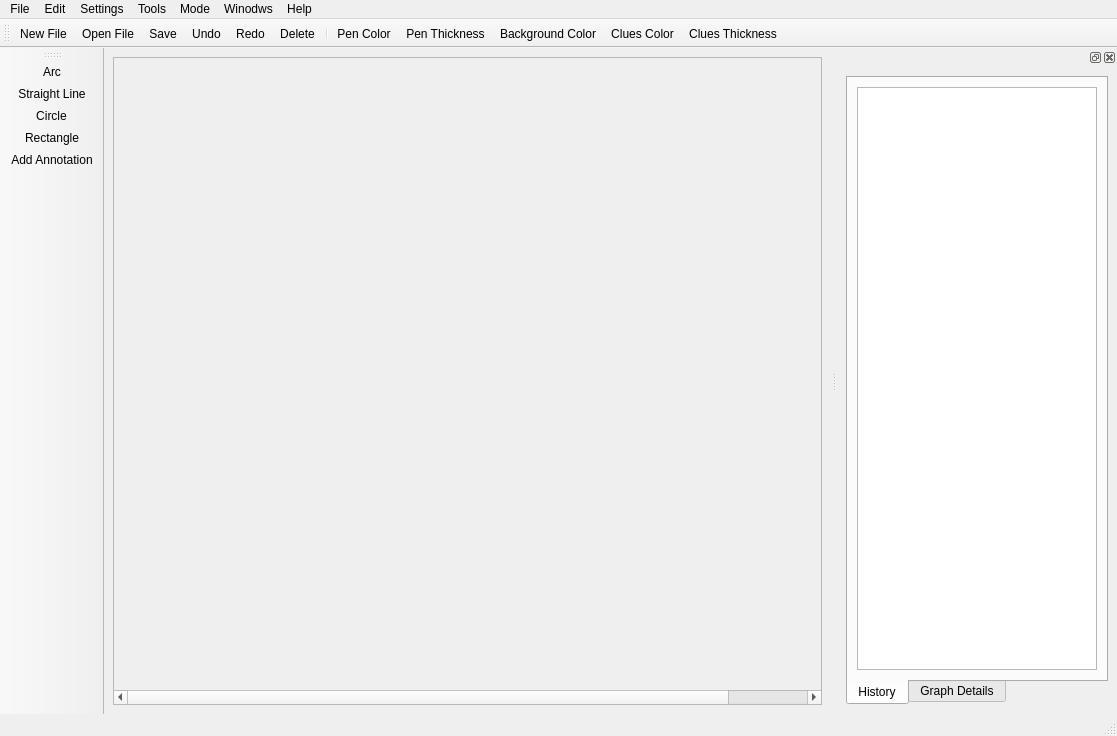
Qt form src/QtApp/MainWindow.ui (BBlance/Discrete_math.graph_theory) before a commit.
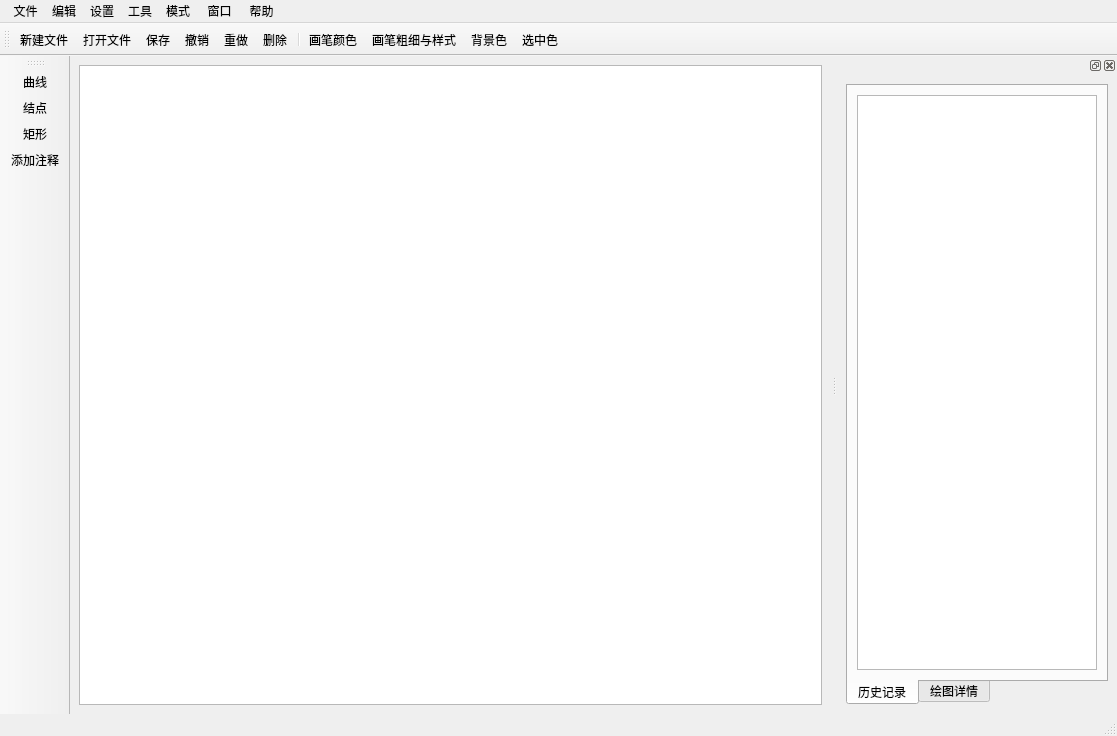
The same form after that commit. Icons and pictures are not drawn.

What changed in the file:
```diff
--- a/src/QtApp/MainWindow.ui
+++ b/src/QtApp/MainWindow.ui
@@ -16,37 +16,10 @@
   <widget class="QWidget" name="centralwidget">
    <layout class="QVBoxLayout" name="verticalLayout_4">
     <item>
-     <widget class="QScrollArea" name="scrollArea">
-      <property name="sizePolicy">
-       <sizepolicy hsizetype="Expanding" vsizetype="Ignored">
-        <horstretch>0</horstretch>
-        <verstretch>0</verstretch>
-       </sizepolicy>
+     <widget class="QGraphicsView" name="graphicsView">
+      <property name="renderHints">
+       <set>QPainter::Antialiasing|QPainter::TextAntialiasing</set>
       </property>
-      <property name="widgetResizable">
-       <bool>false</bool>
-      </property>
-      <widget class="QWidget" name="scrollAreaWidgetContents">
-       <property name="geometry">
-        <rect>
-         <x>0</x>
-         <y>0</y>
-         <width>800</width>
-         <height>610</height>
-        </rect>
-       </property>
-       <property name="minimumSize">
-        <size>
-         <width>800</width>
-         <height>600</height>
-        </size>
-       </property>
-       <layout class="QHBoxLayout" name="horizontalLayout_2">
-        <item>
-         <widget class="QWidget" name="pixmap" native="true"/>
-        </item>
-       </layout>
-      </widget>
      </widget>
     </item>
    </layout>
@@ -62,7 +35,7 @@
    </property>
    <widget class="QMenu" name="menuFile">
     <property name="title">
-     <string>File</string>
+     <string> 文件</string>
     </property>
     <widget class="QMenu" name="menuRecent_File">
      <property name="title">
@@ -88,7 +61,7 @@
    </widget>
    <widget class="QMenu" name="menuEdit">
     <property name="title">
-     <string>Edit</string>
+     <string>编辑</string>
     </property>
     <widget class="QMenu" name="menuFind_or_Replace">
      <property name="title">
@@ -107,7 +80,7 @@
    </widget>
    <widget class="QMenu" name="menuSettings">
     <property name="title">
-     <string>Settings</string>
+     <string>设置</string>
     </property>
     <widget class="QMenu" name="menuDraw_Tools">
      <property name="title">
@@ -135,7 +108,7 @@
    </widget>
    <widget class="QMenu" name="menuTools">
     <property name="title">
-     <string>Tools</string>
+     <string>工具</string>
     </property>
     <widget class="QMenu" name="menuNodes_Edges_Details">
      <property name="title">
@@ -224,7 +197,7 @@
    </widget>
    <widget class="QMenu" name="menuMode">
     <property name="title">
-     <string>Mode</string>
+     <string>模式</string>
     </property>
     <widget class="QMenu" name="menuGraph_Mode">
      <property name="title">
@@ -238,7 +211,7 @@
    </widget>
    <widget class="QMenu" name="menuWinodws">
     <property name="title">
-     <string>Winodws</string>
+     <string> 窗口</string>
     </property>
     <widget class="QMenu" name="menuLanguage">
      <property name="title">
@@ -255,7 +228,7 @@
    </widget>
    <widget class="QMenu" name="menuHelp">
     <property name="title">
-     <string>Help</string>
+     <string> 帮助</string>
     </property>
     <addaction name="actionConnect_Author"/>
     <addaction name="actionWelcome"/>
@@ -290,8 +263,7 @@
    <addaction name="actionPen_Color"/>
    <addaction name="actionPen_Thickness"/>
    <addaction name="actionBackground_Color"/>
-   <addaction name="actionClues_Color"/>
-   <addaction name="actionClues_Thickness"/>
+   <addaction name="actionAccent_Color"/>
   </widget>
   <widget class="QToolBar" name="graphical_toolBar">
    <property name="windowTitle">
@@ -304,7 +276,6 @@
     <bool>false</bool>
    </attribute>
    <addaction name="actionArc"/>
-   <addaction name="actionStraight_Line"/>
    <addaction name="actionCircle"/>
    <addaction name="actionRectangle"/>
    <addaction name="actionAdd_Annotation"/>
@@ -352,7 +323,7 @@
        </property>
        <widget class="QWidget" name="HistoryTab">
         <attribute name="title">
-         <string>History</string>
+         <string>历史记录</string>
         </attribute>
         <layout class="QVBoxLayout" name="verticalLayout">
          <item>
@@ -375,7 +346,7 @@
        </widget>
        <widget class="QWidget" name="DetailsTab">
         <attribute name="title">
-         <string>Graph Details</string>
+         <string>绘图详情</string>
         </attribute>
         <layout class="QVBoxLayout" name="verticalLayout_3">
          <item>
@@ -407,7 +378,7 @@
      <normaloff>:/icons/images/128.bmp</normaloff>:/icons/images/128.bmp</iconset>
    </property>
    <property name="text">
-    <string>New File</string>
+    <string>新建文件</string>
    </property>
    <property name="toolTip">
     <string>新建文件</string>
@@ -422,7 +393,7 @@
      <normaloff>:/icons/images/132.bmp</normaloff>:/icons/images/132.bmp</iconset>
    </property>
    <property name="text">
-    <string>Open File</string>
+    <string>打开文件</string>
    </property>
    <property name="toolTip">
     <string>打开文件</string>
@@ -437,7 +408,7 @@
      <normaloff>:/icons/images/SaveFile.png</normaloff>:/icons/images/SaveFile.png</iconset>
    </property>
    <property name="text">
-    <string>Save</string>
+    <string>保存</string>
    </property>
    <property name="toolTip">
     <string>保存文件</string>
@@ -522,7 +493,7 @@
      <normaloff>:/icons/images/undo.png</normaloff>:/icons/images/undo.png</iconset>
    </property>
    <property name="text">
-    <string>Undo</string>
+    <string>撤销</string>
    </property>
    <property name="toolTip">
     <string>撤销</string>
@@ -537,7 +508,7 @@
      <normaloff>:/icons/images/redo.png</normaloff>:/icons/images/redo.png</iconset>
    </property>
    <property name="text">
-    <string>Redo</string>
+    <string>重做</string>
    </property>
    <property name="toolTip">
     <string>重做</string>
@@ -585,7 +556,7 @@
      <normaloff>:/icons/images/DELETE.BMP</normaloff>:/icons/images/DELETE.BMP</iconset>
    </property>
    <property name="text">
-    <string>Delete</string>
+    <string>删除</string>
    </property>
    <property name="toolTip">
     <string>删除</string>
@@ -872,7 +843,7 @@
      <normaloff>:/icons/images/penStyle.png</normaloff>:/icons/images/penStyle.png</iconset>
    </property>
    <property name="text">
-    <string>Pen Thickness</string>
+    <string>画笔粗细与样式</string>
    </property>
    <property name="toolTip">
     <string>画笔粗细与样式</string>
@@ -884,7 +855,7 @@
      <normaloff>:/icons/images/penColor.png</normaloff>:/icons/images/penColor.png</iconset>
    </property>
    <property name="text">
-    <string>Pen Color</string>
+    <string>画笔颜色</string>
    </property>
    <property name="toolTip">
     <string>画笔颜色</string>
@@ -896,7 +867,7 @@
      <normaloff>:/icons/images/backgroundColor.png</normaloff>:/icons/images/backgroundColor.png</iconset>
    </property>
    <property name="text">
-    <string>Background Color</string>
+    <string>背景色</string>
    </property>
    <property name="toolTip">
     <string>背景色</string>
@@ -908,22 +879,13 @@
      <normaloff>:/icons/images/ARC.BMP</normaloff>:/icons/images/ARC.BMP</iconset>
    </property>
    <property name="text">
-    <string>Arc</string>
+    <string>曲线</string>
    </property>
    <property name="toolTip">
     <string>弧线</string>
    </property>
-  </action>
-  <action name="actionStraight_Line">
-   <property name="icon">
-    <iconset resource="res.qrc">
-     <normaloff>:/icons/images/LINE.BMP</normaloff>:/icons/images/LINE.BMP</iconset>
-   </property>
-   <property name="text">
-    <string>Straight Line</string>
-   </property>
-   <property name="toolTip">
-    <string>直线</string>
+   <property name="statusTip">
+    <string>曲线</string>
    </property>
   </action>
   <action name="actionCircle">
@@ -932,22 +894,13 @@
      <normaloff>:/icons/images/ELLIPSE.BMP</normaloff>:/icons/images/ELLIPSE.BMP</iconset>
    </property>
    <property name="text">
-    <string>Circle</string>
+    <string>结点</string>
    </property>
    <property name="toolTip">
     <string>椭圆</string>
    </property>
-  </action>
-  <action name="actionRectangle">
-   <property name="icon">
-    <iconset resource="res.qrc">
-     <normaloff>:/icons/images/RECTANGL.BMP</normaloff>:/icons/images/RECTANGL.BMP</iconset>
-   </property>
-   <property name="text">
-    <string>Rectangle</string>
-   </property>
-   <property name="toolTip">
-    <string>矩形</string>
+   <property name="statusTip">
+    <string>结点</string>
    </property>
   </action>
   <action name="actionSetEnglish">
@@ -973,34 +926,13 @@
     </iconset>
    </property>
    <property name="text">
-    <string>Add Annotation</string>
+    <string>添加注释</string>
    </property>
    <property name="toolTip">
     <string>添加注释</string>
    </property>
-  </action>
-  <action name="actionClues_Color">
-   <property name="icon">
-    <iconset resource="res.qrc">
-     <normaloff>:/icons/images/rt_penColor.png</normaloff>:/icons/images/rt_penColor.png</iconset>
-   </property>
-   <property name="text">
-    <string>Clues Color</string>
-   </property>
-   <property name="toolTip">
-    <string>提示颜色</string>
-   </property>
-  </action>
-  <action name="actionClues_Thickness">
-   <property name="icon">
-    <iconset resource="res.qrc">
-     <normaloff>:/icons/images/rt_penStyle.png</normaloff>:/icons/images/rt_penStyle.png</iconset>
-   </property>
-   <property name="text">
-    <string>Clues Thickness</string>
-   </property>
-   <property name="toolTip">
-    <string>提示粗细与样式</string>
+   <property name="statusTip">
+    <string>文本</string>
    </property>
   </action>
   <action name="actionProperty_And_History">
@@ -1008,7 +940,37 @@
     <bool>true</bool>
    </property>
    <property name="text">
-    <string>Property And History</string>
+    <string>属性与历史记录</string>
+   </property>
+   <property name="toolTip">
+    <string>属性与历史记录</string>
+   </property>
+  </action>
+  <action name="actionRectangle">
+   <property name="icon">
+    <iconset resource="res.qrc">
+     <normaloff>:/icons/images/Rectangular_marquee_tool_128px_1185795_easyicon.net.ico</normaloff>:/icons/images/Rectangular_marquee_tool_128px_1185795_easyicon.net.ico</iconset>
+   </property>
+   <property name="text">
+    <string>矩形</string>
+   </property>
+   <property name="toolTip">
+    <string>矩形</string>
+   </property>
+   <property name="statusTip">
+    <string>矩形框</string>
+   </property>
+  </action>
+  <action name="actionAccent_Color">
+   <property name="icon">
+    <iconset resource="res.qrc">
+     <normaloff>:/icons/images/rt_penColor.png</normaloff>:/icons/images/rt_penColor.png</iconset>
+   </property>
+   <property name="text">
+    <string>选中色</string>
+   </property>
+   <property name="toolTip">
+    <string>强调色</string>
    </property>
   </action>
  </widget>
```
Left out of the diff: 233 changed lines with no effect on the pictures.
